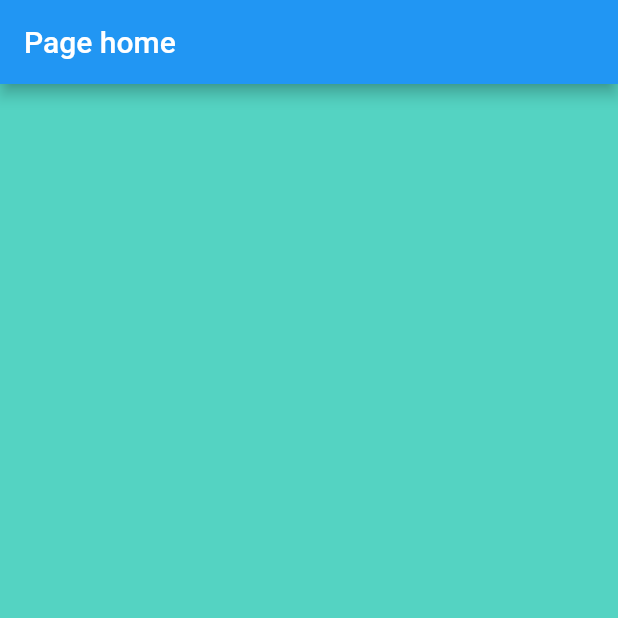
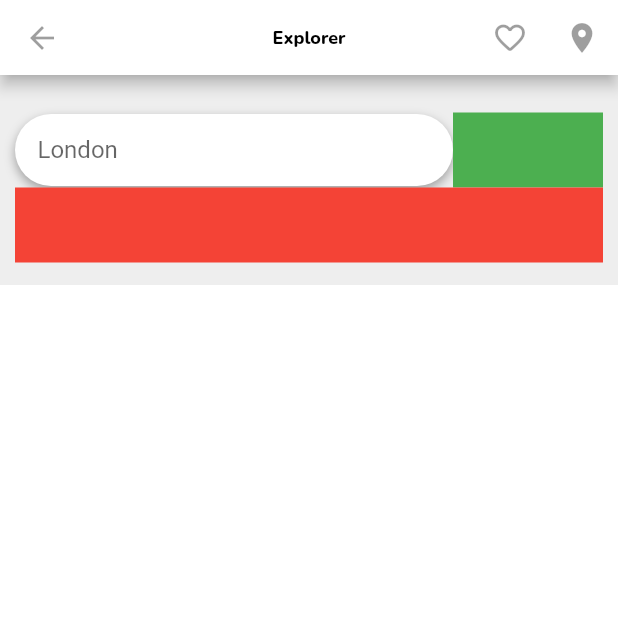
Before and after one commit to victoireMyinda/booking-design-flutter, a Flutter app: the screen it shows after launch, on a phone screen of 412 x 824 dp, the top half of it. Run offline on Flutter 3.47's test engine with Material 2 defaults, Android fonts, the phone set to English and light mode, and no system bars; our stand-ins replace google_fonts.

Commit message:
main:add_input_search_in_search_widget

```diff
--- a/lib/main.dart
+++ b/lib/main.dart
@@ -1,6 +1,5 @@
 import 'package:flutter/material.dart';
-
-const dgreen = Color(0xFF54D3C2);
+import 'package:hotels/pages/home/home.dart';
 
 void main() {
   runApp(MyApp());
@@ -9,13 +8,10 @@ void main() {
 class MyApp extends StatelessWidget {
   @override
   Widget build(BuildContext context) {
-    return MaterialApp(
+    return const MaterialApp(
       debugShowCheckedModeBanner: false,
       title: "Hotels Booking",
-      home: Scaffold(
-        backgroundColor: dgreen,
-        appBar: AppBar(title: const Text("Page home")),
-      ),
+      home: HomeScreen(),
     );
   }
 }
--- /dev/null
+++ b/lib/pages/home/home.dart
@@ -0,0 +1,24 @@
+import 'package:flutter/material.dart';
+import 'package:hotels/pages/home/widgets/hotel.dart';
+import 'package:hotels/pages/home/widgets/myappbar.dart';
+import 'package:hotels/pages/home/widgets/search.dart';
+
+const dgreen = Color(0xFF54D3C2);
+
+class HomeScreen extends StatelessWidget {
+  const HomeScreen({super.key});
+
+  @override
+  Widget build(BuildContext context) {
+    return Scaffold(
+      backgroundColor: dgreen,
+      appBar: MyAppBar(),
+      body: SingleChildScrollView(
+        child: Column(children: const [
+          Seacrh(),
+          Hotel(),
+        ]),
+      ),
+    );
+  }
+}
--- /dev/null
+++ b/lib/pages/home/widgets/hotel.dart
@@ -0,0 +1,13 @@
+import 'package:flutter/material.dart';
+
+class Hotel extends StatelessWidget {
+  const Hotel({super.key});
+
+  @override
+  Widget build(BuildContext context) {
+    return Container(
+      height: 2000,
+      color: Colors.white,
+    );
+  }
+}
--- /dev/null
+++ b/lib/pages/home/widgets/myappbar.dart
@@ -0,0 +1,43 @@
+import 'package:flutter/material.dart';
+import 'package:google_fonts/google_fonts.dart';
+
+class MyAppBar extends StatelessWidget implements PreferredSizeWidget {
+  @override
+  Size get preferredSize => const Size.fromHeight(50);
+
+  @override
+  Widget build(BuildContext context) {
+    return AppBar(
+      leading: IconButton(
+        icon: Icon(
+          Icons.arrow_back,
+          color: Colors.grey[80],
+        ),
+        onPressed: null,
+      ),
+      title: Text(
+        'Explorer',
+        style: GoogleFonts.nunito(
+            color: Colors.black, fontSize: 12, fontWeight: FontWeight.w800),
+      ),
+      actions: [
+        IconButton(
+          icon: Icon(
+            Icons.favorite_outline_rounded,
+            color: Colors.grey[80],
+          ),
+          onPressed: null,
+        ),
+        IconButton(
+          icon: Icon(
+            Icons.place,
+            color: Colors.grey[80],
+          ),
+          onPressed: null,
+        ),
+      ],
+      centerTitle: true,
+      backgroundColor: Colors.white,
+    );
+  }
+}
--- /dev/null
+++ b/lib/pages/home/widgets/search.dart
@@ -0,0 +1,52 @@
+import 'package:flutter/material.dart';
+
+class Seacrh extends StatelessWidget {
+  const Seacrh({super.key});
+
+  @override
+  Widget build(BuildContext context) {
+    return Container(
+      height: 140,
+      color: Colors.grey[200],
+      padding: const EdgeInsets.fromLTRB(10, 25, 10, 10),
+      child: Column(children: [
+        Row(
+          children: [
+            Expanded(
+              child: Container(
+                padding: const EdgeInsets.only(left: 5),
+                decoration: BoxDecoration(
+                  color: Colors.white,
+                  borderRadius: BorderRadius.circular(30),
+                  boxShadow: const [
+                    BoxShadow(
+                      color: Colors.grey,
+                      blurRadius: 5,
+                      offset: Offset(0, 3),
+                    )
+                  ],
+                ),
+                child: const TextField(
+                  decoration: InputDecoration(
+                    hintText: "London",
+                    contentPadding: EdgeInsets.all(10),
+                    border: InputBorder.none,
+                  ),
+                ),
+              ),
+            ),
+            Container(
+              height: 50,
+              width: 100,
+              color: Colors.green,
+            ),
+          ],
+        ),
+        Container(
+          height: 50,
+          color: Colors.red,
+        ),
+      ]),
+    );
+  }
+}
```
